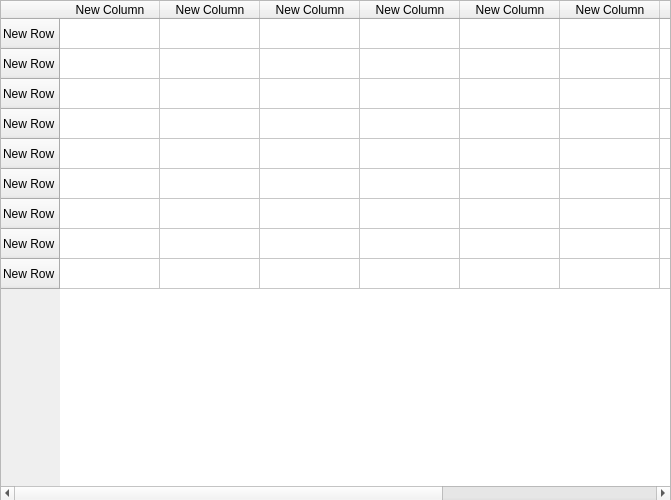
Before: the Qt Designer form mainproject/main_game.ui in UIAP4002-Dr-Mahdavi/mini-project-2-sudoku-MJ202218, drawn with Qt 5.
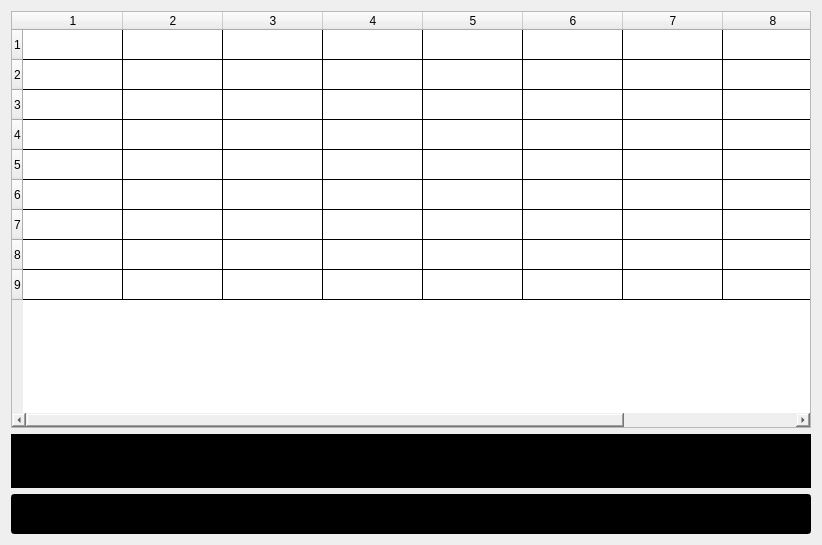
After: the same form once the commit is applied.

Patch:
```diff
--- a/mainproject/main_game.ui
+++ b/mainproject/main_game.ui
@@ -6,113 +6,165 @@
    <rect>
     <x>0</x>
     <y>0</y>
-    <width>671</width>
-    <height>500</height>
+    <width>820</width>
+    <height>545</height>
    </rect>
   </property>
   <property name="windowTitle">
    <string>Dialog</string>
   </property>
+  <layout class="QHBoxLayout" name="horizontalLayout">
+   <item>
+    <layout class="QVBoxLayout" name="verticalLayout">
+     <item>
   <widget class="QTableWidget" name="tableWidget">
-   <property name="geometry">
-    <rect>
-     <x>0</x>
-     <y>0</y>
-     <width>671</width>
-     <height>501</height>
-    </rect>
-   </property>
+       <property name="minimumSize">
+        <size>
+         <width>800</width>
+         <height>0</height>
+        </size>
+       </property>
+       <property name="styleSheet">
+        <string notr="true">font: 10pt &quot;Pristina&quot;;
+selection-background-color: rgb(77, 77, 77);
+selection-color: rgb(63, 63, 63);
+gridline-color: rgb(0, 0, 0);
+border-bottom-color: rgb(0, 0, 0);
+border-top-color: rgb(0, 0, 0);
+border-color: rgb(0, 0, 0);
+border-left-color: rgb(0, 0, 0);</string>
+       </property>
    <row>
     <property name="text">
-     <string>New Row</string>
+         <string>1</string>
     </property>
    </row>
    <row>
     <property name="text">
-     <string>New Row</string>
+         <string>2</string>
     </property>
    </row>
    <row>
     <property name="text">
-     <string>New Row</string>
+         <string>3</string>
     </property>
    </row>
    <row>
     <property name="text">
-     <string>New Row</string>
+         <string>4</string>
     </property>
    </row>
    <row>
     <property name="text">
-     <string>New Row</string>
+         <string>5</string>
     </property>
    </row>
    <row>
     <property name="text">
-     <string>New Row</string>
+         <string>6</string>
     </property>
    </row>
    <row>
     <property name="text">
-     <string>New Row</string>
+         <string>7</string>
     </property>
    </row>
    <row>
     <property name="text">
-     <string>New Row</string>
+         <string>8</string>
     </property>
    </row>
    <row>
     <property name="text">
-     <string>New Row</string>
+         <string>9</string>
     </property>
    </row>
    <column>
     <property name="text">
-     <string>New Column</string>
+         <string>1</string>
     </property>
    </column>
    <column>
     <property name="text">
-     <string>New Column</string>
+         <string>2</string>
     </property>
    </column>
    <column>
     <property name="text">
-     <string>New Column</string>
+         <string>3</string>
     </property>
    </column>
    <column>
     <property name="text">
-     <string>New Column</string>
+         <string>4</string>
     </property>
    </column>
    <column>
     <property name="text">
-     <string>New Column</string>
+         <string>5</string>
     </property>
    </column>
    <column>
     <property name="text">
-     <string>New Column</string>
+         <string>6</string>
     </property>
    </column>
    <column>
     <property name="text">
-     <string>New Column</string>
+         <string>7</string>
     </property>
    </column>
    <column>
     <property name="text">
-     <string>New Column</string>
+         <string>8</string>
     </property>
    </column>
    <column>
     <property name="text">
-     <string>New Column</string>
+         <string>9</string>
     </property>
    </column>
   </widget>
+     </item>
+     <item>
+      <widget class="QLabel" name="Datetime">
+       <property name="font">
+        <font>
+         <family>Pristina</family>
+         <pointsize>30</pointsize>
+         <weight>50</weight>
+         <italic>false</italic>
+         <bold>false</bold>
+        </font>
+       </property>
+       <property name="styleSheet">
+        <string notr="true">background-color: rgb(0, 0, 0);
+color: rgb(5, 255, 46);
+font: 30pt &quot;Pristina&quot;;</string>
+       </property>
+       <property name="text">
+        <string/>
+       </property>
+      </widget>
+     </item>
+     <item>
+      <widget class="QLineEdit" name="lineEdit">
+       <property name="minimumSize">
+        <size>
+         <width>0</width>
+         <height>40</height>
+        </size>
+       </property>
+       <property name="styleSheet">
+        <string notr="true">font: 14pt &quot;MS Gothic&quot;;
+color: rgb(255, 0, 4);
+background-color: rgb(0, 0, 0);</string>
+       </property>
+      </widget>
+     </item>
+    </layout>
+   </item>
+  </layout>
  </widget>
  <resources/>
  <connections/>
```
Lines whose indentation alone changed are shown as unchanged.
